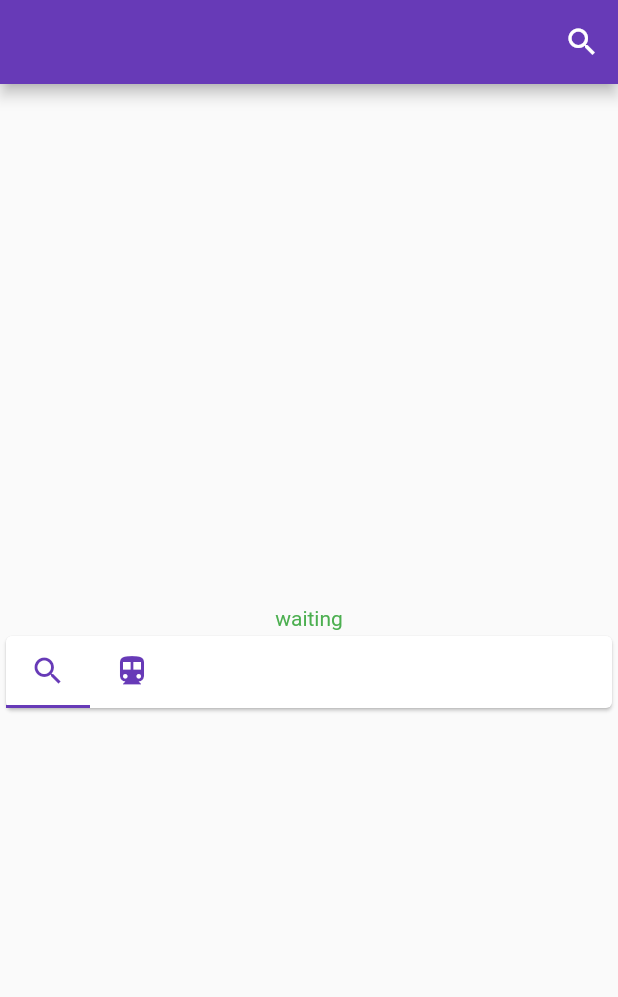
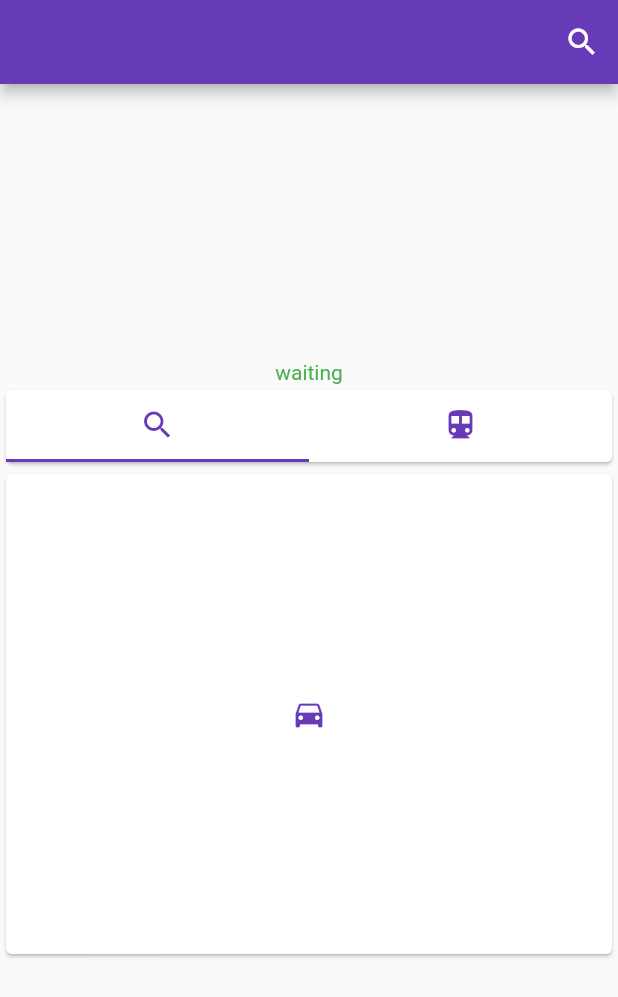
Before and after one commit to Nyannazz/flutterYoutubeDownloader, a Flutter app: the screen it shows after launch, on a phone screen of 412 x 824 dp. Shown: the top 997 px of the screen. Run offline on Flutter 3.47's test engine with Material 2 defaults, Android fonts, the phone set to English and light mode, and no system bars; statements that could not run were skipped.

Commit message:
tab navigation added

```diff
--- a/lib/main.dart
+++ b/lib/main.dart
@@ -19,6 +19,7 @@ class MyApp extends StatefulWidget {
 }
 
 class _MyAppState extends State<MyApp> {
+  TabController _tabController;
   final Map appState = {
     'loading': false,
     'error': false,
@@ -44,6 +45,7 @@ class _MyAppState extends State<MyApp> {
   void initState() {
     // TODO: implement initState
     super.initState();
+    _tabController = TabController(length: 2);
   }
 
   @override
@@ -88,12 +90,13 @@ class _MyAppState extends State<MyApp> {
                             ],
                           ),
                         ),
+                      DefaultTabController(
+                        length: 2,
+                        child: Expanded(
+                          child: Column(
+                            children: [
                               Card(
-                          child: DefaultTabController(
-                        length: 2,
-                        child: Row(
-                          children: <Widget>[
-                            TabBar(
+                                child: TabBar(
                                   tabs: [
                                     Tab(
                                         icon: Icon(Icons.search,
@@ -102,10 +105,24 @@ class _MyAppState extends State<MyApp> {
                                         icon: Icon(Icons.directions_transit,
                                             color: Colors.deepPurple)),
                                   ],
-                            )
+                                ),
+                              ),
+                              Expanded(
+                                  child: Card(
+                                child: TabBarView(
+                                  controller: _tabController,
+                                  children: [
+                                    Icon(Icons.directions_car,
+                                        color: Colors.deepPurple),
+                                    Icon(Icons.directions_transit,
+                                        color: Colors.deepPurple),
                                   ],
                                 ),
-                      )),
+                              ))
+                            ],
+                          ),
+                        ),
+                      ),
                     ],
                   ),
                 ),
@@ -114,3 +131,33 @@ class _MyAppState extends State<MyApp> {
     );
   }
 }
+
+class TabBarDemo extends StatelessWidget {
+  @override
+  Widget build(BuildContext context) {
+    return MaterialApp(
+      home: DefaultTabController(
+        length: 3,
+        child: Scaffold(
+          appBar: AppBar(
+            bottom: TabBar(
+              tabs: [
+                Tab(icon: Icon(Icons.directions_car)),
+                Tab(icon: Icon(Icons.directions_transit)),
+                Tab(icon: Icon(Icons.directions_bike)),
+              ],
+            ),
+            title: Text('Tabs Demo'),
+          ),
+          body: TabBarView(
+            children: [
+              Icon(Icons.directions_car),
+              Icon(Icons.directions_transit),
+              Icon(Icons.directions_bike),
+            ],
+          ),
+        ),
+      ),
+    );
+  }
+}
```
Lines whose indentation alone changed are shown as unchanged.
